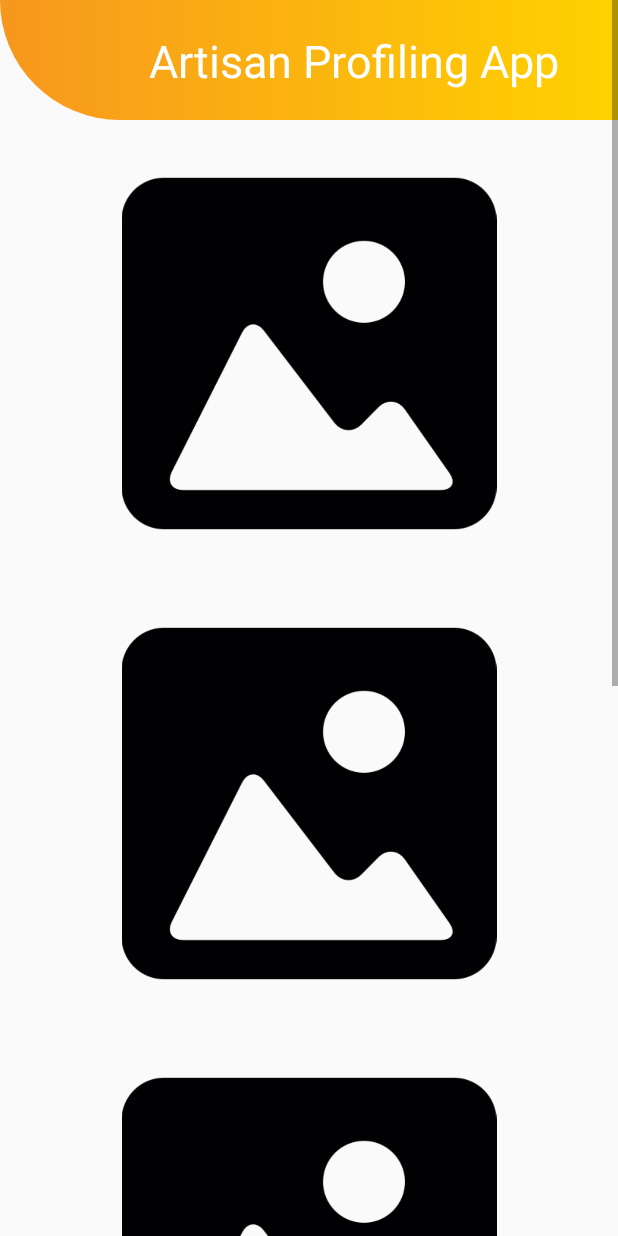
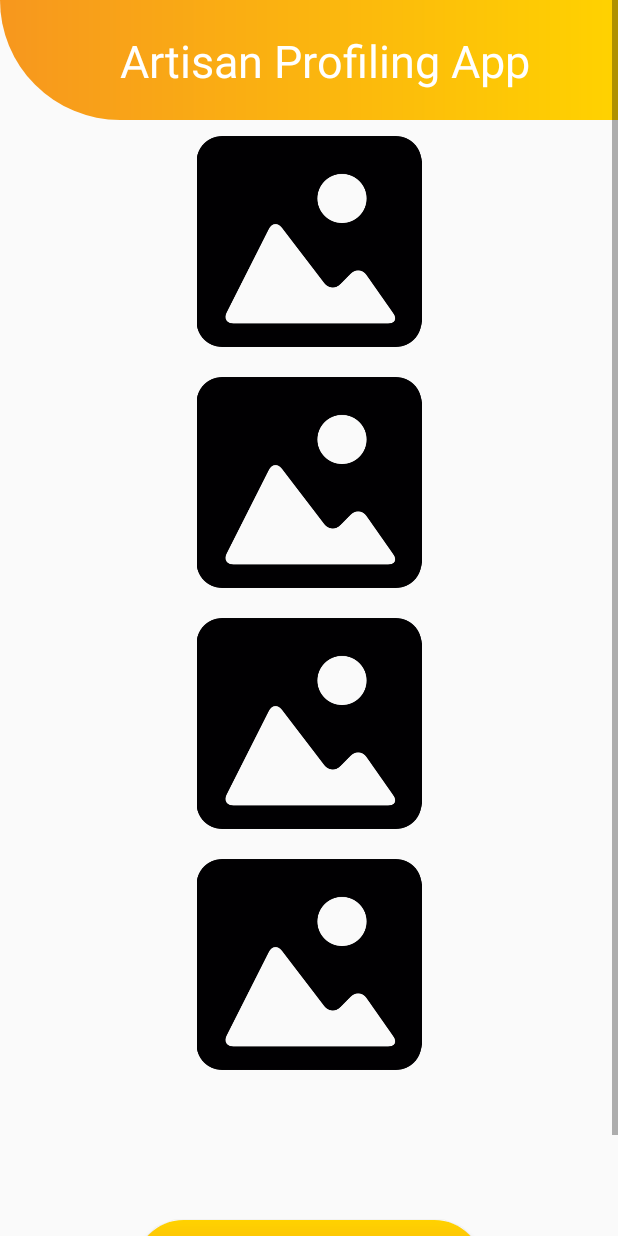
Before and after one commit to deysarkarswarup/Artisan-Profiling-App-1, an Android app: the Insert_image_instructionActivity screen opened directly, with no data from a screen before it, on a phone screen of 412 x 824 dp. Run offline under Robolectric (Android 15) with nearby library versions, the phone set to English and light mode, and no system bars.

Commit message:
Update activity_insert_image_instruction.xml

```diff
--- a/app/src/main/res/layout/activity_insert_image_instruction.xml
+++ b/app/src/main/res/layout/activity_insert_image_instruction.xml
@@ -21,7 +21,6 @@
         android:background="@drawable/top_gradient"/>
     <TextView
         android:layout_marginTop="-60dp"
-        android:layout_gravity="center"
         android:layout_width="wrap_content"
         android:layout_height="wrap_content"
         android:text="@string/app_name"
@@ -31,42 +30,55 @@
         android:textColor="@color/Heading"
         />
     <ImageView
+        android:id="@+id/img1"
         android:layout_width="wrap_content"
-        android:layout_height="250dp"
+        android:layout_height="150dp"
         android:src="@drawable/picture"
-        android:layout_marginTop="50dp"
-        android:layout_marginBottom="50dp"
+        android:layout_marginTop="25dp"
+        android:layout_marginBottom="5dp"
         android:layout_marginStart="20dp"
         android:layout_marginEnd="20dp"
         />
     <ImageView
+        android:id="@+id/img2"
         android:layout_width="wrap_content"
-        android:layout_height="250dp"
+        android:layout_height="150dp"
         android:src="@drawable/picture"
-        android:layout_marginTop="0dp"
-        android:layout_marginBottom="50dp"
+        android:layout_marginTop="5dp"
+        android:layout_marginBottom="5dp"
         android:layout_marginStart="20dp"
         android:layout_marginEnd="20dp"
         />
     <ImageView
+        android:id="@+id/img3"
         android:layout_width="wrap_content"
-        android:layout_height="250dp"
+        android:layout_height="150dp"
         android:src="@drawable/picture"
-        android:layout_marginTop="0dp"
-        android:layout_marginBottom="50dp"
+        android:layout_marginTop="5dp"
+        android:layout_marginBottom="5dp"
         android:layout_marginStart="20dp"
         android:layout_marginEnd="20dp"
         />
     <ImageView
+        android:id="@+id/img4"
         android:layout_width="wrap_content"
-        android:layout_height="250dp"
+        android:layout_height="150dp"
         android:src="@drawable/picture"
-        android:layout_marginTop="0dp"
-        android:layout_marginBottom="50dp"
+        android:layout_marginTop="5dp"
+        android:layout_marginBottom="5dp"
         android:layout_marginStart="20dp"
         android:layout_marginEnd="20dp"
         />
+<!--    <TextView-->
+<!--        android:layout_marginTop="5dp"-->
+<!--        android:layout_width="wrap_content"-->
+<!--        android:layout_height="wrap_content"-->
 
+<!--        android:textSize="30sp"-->
+<!--        android:paddingLeft="80dp"-->
+<!--        android:paddingRight="20dp"-->
+<!--        android:textColor="@color/textColor"-->
+<!--        />-->
 
     <Button
         android:id="@+id/submitBtn"
```
